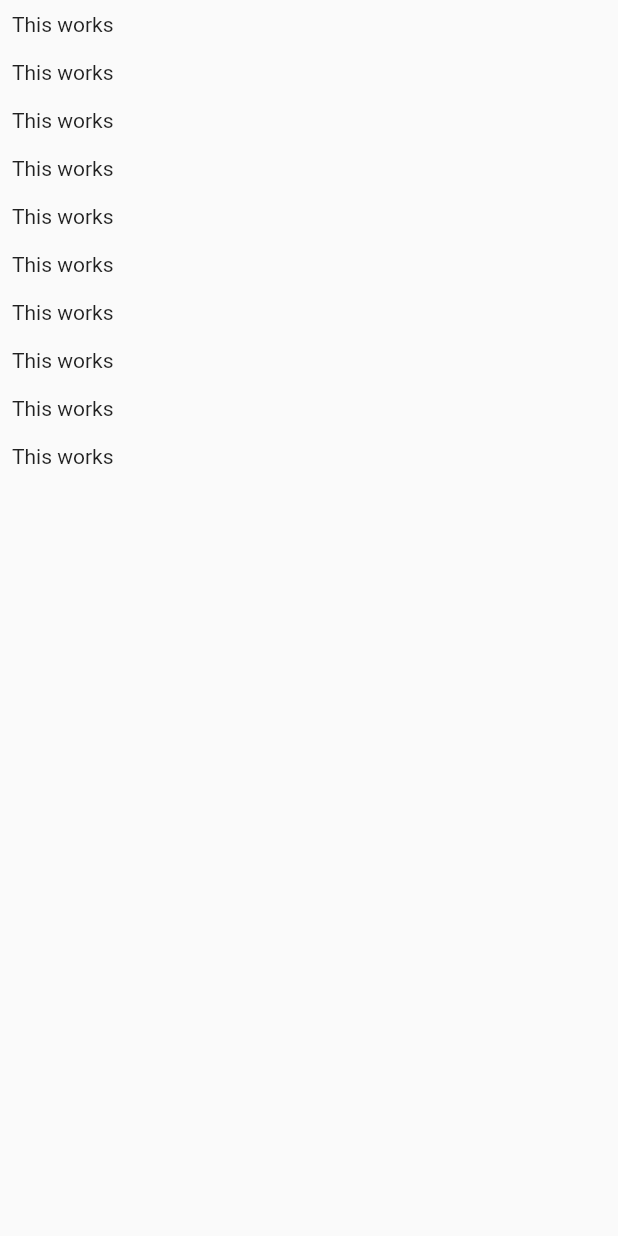
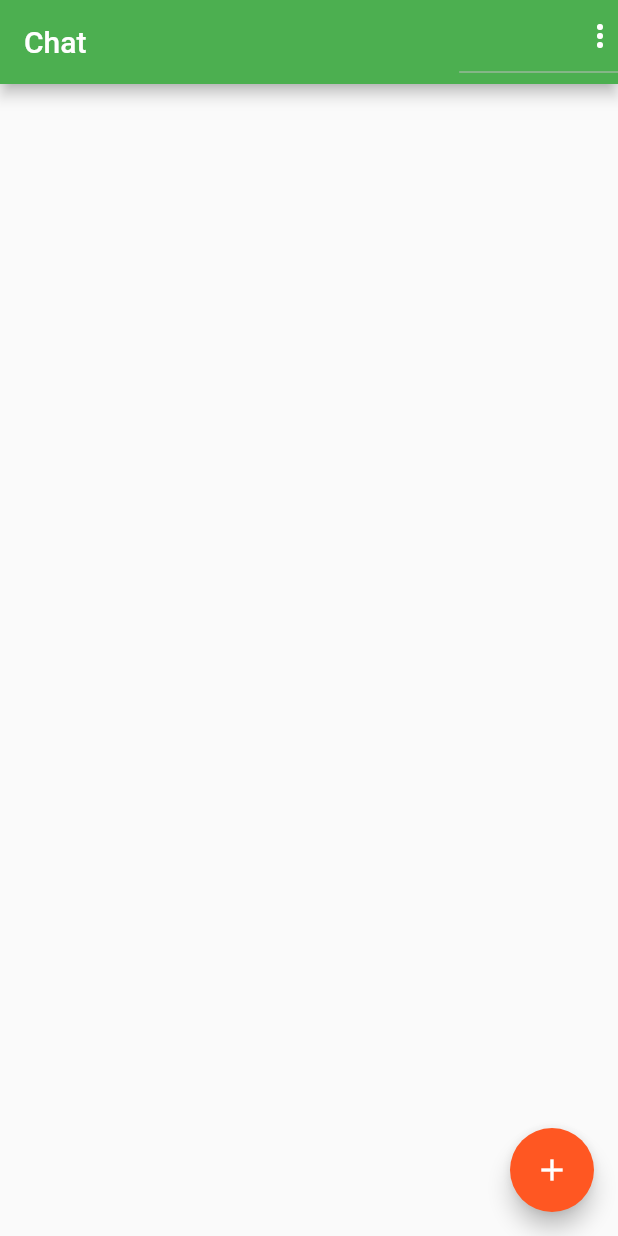
Before and after one commit to giacomoferlaino/flutter-chat-app, a Flutter app: the ChatPage screen opened directly, on a phone screen of 412 x 824 dp. Run offline on Flutter 3.47's test engine with Material 2 defaults, Android fonts, the phone set to English and light mode, and no system bars; our stand-ins replace cloud_firestore, firebase_auth; accounts and stored records are empty.

Commit message:
feat: Added navigation to ChatPage after login and logout function

```diff
--- a/lib/pages/auth_page.dart
+++ b/lib/pages/auth_page.dart
@@ -26,7 +26,7 @@ class _AuthPageState extends State<AuthPage> {
         _isLoading = true;
       });
       if (isLogin) {
-        AuthResult authResult = await _auth.signInWithEmailAndPassword(
+        await _auth.signInWithEmailAndPassword(
           email: email,
           password: password,
         );
--- a/lib/pages/chat_page.dart
+++ b/lib/pages/chat_page.dart
@@ -1,15 +1,72 @@
+import 'package:cloud_firestore/cloud_firestore.dart';
+import 'package:firebase_auth/firebase_auth.dart';
 import 'package:flutter/material.dart';
 
 class ChatPage extends StatelessWidget {
+  Stream<QuerySnapshot> _getDatStream() {
+    return Firestore.instance
+        .collection('chats/FGrjHe5L7a2g9qADDae5/messages')
+        .snapshots();
+  }
+
   @override
   Widget build(BuildContext context) {
     return Scaffold(
-      body: ListView.builder(
-        itemCount: 10,
-        itemBuilder: (context, index) => Container(
-          padding: EdgeInsets.all(8),
-          child: const Text('This works'),
-        ),
+      appBar: AppBar(
+        title: const Text('Chat'),
+        actions: [
+          DropdownButton(
+            icon: Icon(
+              Icons.more_vert,
+              color: Theme.of(context).primaryIconTheme.color,
+            ),
+            items: [
+              DropdownMenuItem(
+                value: 'logout',
+                child: Container(
+                  child: Row(
+                    children: [
+                      Icon(Icons.exit_to_app),
+                      SizedBox(width: 8),
+                      const Text('Logout'),
+                    ],
+                  ),
+                ),
+              ),
+            ],
+            onChanged: (itemIdentifier) {
+              if (itemIdentifier == 'logout') {
+                FirebaseAuth.instance.signOut();
+              }
+            },
+          ),
+        ],
+      ),
+      body: StreamBuilder(
+        stream: _getDatStream(),
+        builder: (context, streamSnapshort) {
+          if (streamSnapshort.connectionState == ConnectionState.waiting) {
+            return Center(child: CircularProgressIndicator());
+          }
+          final documents = streamSnapshort.data.documents;
+          return ListView.builder(
+            itemCount: documents.length,
+            itemBuilder: (context, index) => Container(
+              padding: EdgeInsets.all(8),
+              child: Text(documents[index]['text']),
+            ),
+          );
+        },
+      ),
+      floatingActionButton: FloatingActionButton(
+        child: Icon(Icons.add),
+        onPressed: () {
+          Firestore.instance
+              .collection('chats/FGrjHe5L7a2g9qADDae5/messages')
+              .add({
+            'text': 'This was added by clicking a button!',
+          });
+        },
       ),
     );
   }
--- a/lib/widgets/auth/auth_form.dart
+++ b/lib/widgets/auth/auth_form.dart
@@ -8,7 +8,7 @@ class AuthForm extends StatefulWidget {
     bool isLogin,
     BuildContext context,
   ) onSubmit;
-  bool isLoading;
+  final bool isLoading;
 
   AuthForm(this.onSubmit, this.isLoading);
 
@@ -32,7 +32,7 @@ class _AuthFormState extends State<AuthForm> {
       widget.onSubmit(
         _userEmail.trim(),
         _userPassword.trim(),
-        _userName.trim(),
+        _userName != null ? _userName.trim() : null,
         _isLogin,
         context,
       );
```
Also changed, not shown: lib/main.dart (+10 -1 lines).
